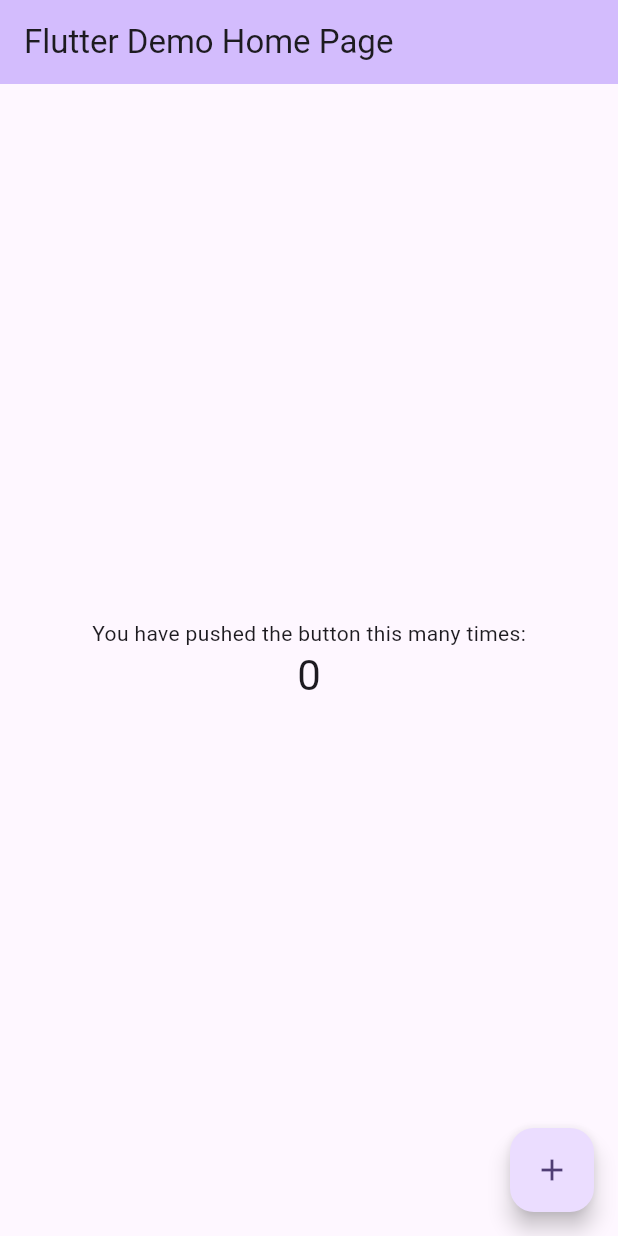
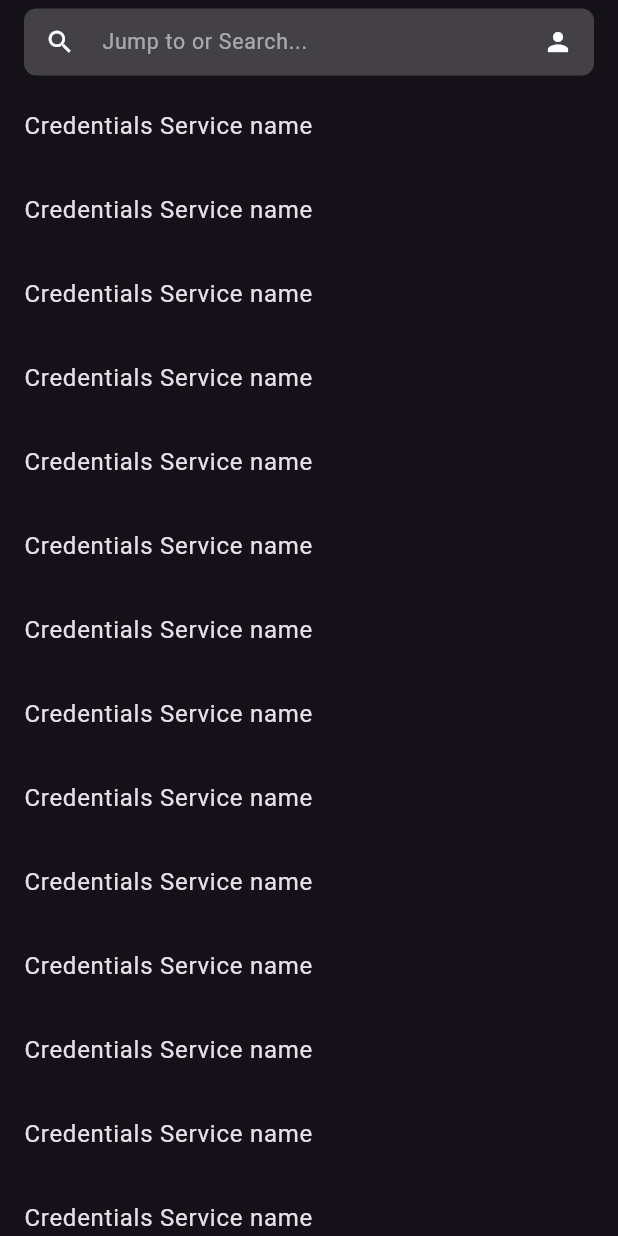
Before and after one commit to deadlium/auth_print, a Flutter app: the screen it shows after launch, on a phone screen of 412 x 824 dp. Run offline on Flutter 3.47's test engine with Material 3 defaults, Android fonts, the phone set to English and light mode, and no system bars; our stand-ins replace flutter_screenutil, get, get_storage.

Commit message:
chore(init): scaffold Flutter project with Android/iOS configs and metadata
- Set up base Flutter project structure with , , and analysis options
- Added Android and iOS directories with Gradle, Kotlin, and Xcode configuration files
- Configured Dart analyzer and Flutter linter rules
- Included initial iOS AppDelegate and asset placeholders

```diff
--- a/lib/main.dart
+++ b/lib/main.dart
@@ -1,122 +1,6 @@
+import 'package:auth_print/src/app.dart';
 import 'package:flutter/material.dart';
 
 void main() {
-  runApp(const MyApp());
+  runApp(const AuthPrintApp());
 }
-
-class MyApp extends StatelessWidget {
-  const MyApp({super.key});
-
-  // This widget is the root of your application.
-  @override
-  Widget build(BuildContext context) {
-    return MaterialApp(
-      title: 'Flutter Demo',
-      theme: ThemeData(
-        // This is the theme of your application.
-        //
-        // TRY THIS: Try running your application with "flutter run". You'll see
-        // the application has a purple toolbar. Then, without quitting the app,
-        // try changing the seedColor in the colorScheme below to Colors.green
-        // and then invoke "hot reload" (save your changes or press the "hot
-        // reload" button in a Flutter-supported IDE, or press "r" if you used
-        // the command line to start the app).
-        //
-        // Notice that the counter didn't reset back to zero; the application
-        // state is not lost during the reload. To reset the state, use hot
-        // restart instead.
-        //
-        // This works for code too, not just values: Most code changes can be
-        // tested with just a hot reload.
-        colorScheme: ColorScheme.fromSeed(seedColor: Colors.deepPurple),
-      ),
-      home: const MyHomePage(title: 'Flutter Demo Home Page'),
-    );
-  }
-}
-
-class MyHomePage extends StatefulWidget {
-  const MyHomePage({super.key, required this.title});
-
-  // This widget is the home page of your application. It is stateful, meaning
-  // that it has a State object (defined below) that contains fields that affect
-  // how it looks.
-
-  // This class is the configuration for the state. It holds the values (in this
-  // case the title) provided by the parent (in this case the App widget) and
-  // used by the build method of the State. Fields in a Widget subclass are
-  // always marked "final".
-
-  final String title;
-
-  @override
-  State<MyHomePage> createState() => _MyHomePageState();
-}
-
-class _MyHomePageState extends State<MyHomePage> {
-  int _counter = 0;
-
-  void _incrementCounter() {
-    setState(() {
-      // This call to setState tells the Flutter framework that something has
-      // changed in this State, which causes it to rerun the build method below
-      // so that the display can reflect the updated values. If we changed
-      // _counter without calling setState(), then the build method would not be
-      // called again, and so nothing would appear to happen.
-      _counter++;
-    });
-  }
-
-  @override
-  Widget build(BuildContext context) {
-    // This method is rerun every time setState is called, for instance as done
-    // by the _incrementCounter method above.
-    //
-    // The Flutter framework has been optimized to make rerunning build methods
-    // fast, so that you can just rebuild anything that needs updating rather
-    // than having to individually change instances of widgets.
-    return Scaffold(
-      appBar: AppBar(
-        // TRY THIS: Try changing the color here to a specific color (to
-        // Colors.amber, perhaps?) and trigger a hot reload to see the AppBar
-        // change color while the other colors stay the same.
-        backgroundColor: Theme.of(context).colorScheme.inversePrimary,
-        // Here we take the value from the MyHomePage object that was created by
-        // the App.build method, and use it to set our appbar title.
-        title: Text(widget.title),
-      ),
-      body: Center(
-        // Center is a layout widget. It takes a single child and positions it
-        // in the middle of the parent.
-        child: Column(
-          // Column is also a layout widget. It takes a list of children and
-          // arranges them vertically. By default, it sizes itself to fit its
-          // children horizontally, and tries to be as tall as its parent.
-          //
-          // Column has various properties to control how it sizes itself and
-          // how it positions its children. Here we use mainAxisAlignment to
-          // center the children vertically; the main axis here is the vertical
-          // axis because Columns are vertical (the cross axis would be
-          // horizontal).
-          //
-          // TRY THIS: Invoke "debug painting" (choose the "Toggle Debug Paint"
-          // action in the IDE, or press "p" in the console), to see the
-          // wireframe for each widget.
-          mainAxisAlignment: MainAxisAlignment.center,
-          children: <Widget>[
-            const Text('You have pushed the button this many times:'),
-            Text(
-              '$_counter',
-              style: Theme.of(context).textTheme.headlineMedium,
-            ),
-          ],
-        ),
-      ),
-      floatingActionButton: FloatingActionButton(
-        onPressed: _incrementCounter,
-        tooltip: 'Increment',
-        child: const Icon(Icons.add),
-      ), // This trailing comma makes auto-formatting nicer for build methods.
-    );
-  }
-}
--- /dev/null
+++ b/lib/src/app.dart
@@ -0,0 +1,26 @@
+import 'package:auth_print/src/core/routes/app_pages.dart';
+import 'package:flutter/material.dart';
+import 'package:flutter_screenutil/flutter_screenutil.dart';
+import 'package:get/get.dart';
+
+class AuthPrintApp extends StatelessWidget {
+  const AuthPrintApp({super.key});
+
+  @override
+  Widget build(BuildContext context) {
+    return ScreenUtilInit(
+      designSize: const Size(375, 812),
+      minTextAdapt: true,
+      splitScreenMode: true,
+        builder: (_, __) {
+        return GetMaterialApp(
+          debugShowCheckedModeBanner: false,
+          themeMode: ThemeMode.dark,
+          theme: ThemeData.dark(),
+          initialRoute: AppPages.initial,
+          getPages: AppPages.routes,
+        );
+      }
+    );
+  }
+}
--- /dev/null
+++ b/lib/src/core/routes/app_pages.dart
@@ -0,0 +1,18 @@
+import 'package:auth_print/src/pages/main/view.dart';
+import 'package:auth_print/src/pages/splash/view.dart';
+import 'package:get/get.dart';
+
+part 'app_routes.dart'; // include the part here
+
+
+class AppPages {
+  AppPages._();
+
+  static const initial = Routes.splash;
+
+  static final routes = [
+    GetPage(name: _Paths.splash, page: () => SplashView()),
+    GetPage(name: _Paths.home, page: () => HomeView()),
+
+  ];
+}
--- /dev/null
+++ b/lib/src/core/routes/app_routes.dart
@@ -0,0 +1,15 @@
+part of 'app_pages.dart'; // required to make this a part of the main file
+
+abstract class Routes {
+  Routes._();
+
+  static const splash = _Paths.splash;
+  static const home = _Paths.home;
+
+}
+
+abstract class _Paths {
+  static const splash = '/splash';
+  static const home = '/home';
+
+}
--- /dev/null
+++ b/lib/src/pages/main/view.dart
@@ -0,0 +1,62 @@
+import 'package:flutter/material.dart';
+import 'package:flutter_screenutil/flutter_screenutil.dart';
+
+class HomeView extends StatefulWidget {
+  const HomeView({super.key});
+
+  @override
+  State<HomeView> createState() => _HomeViewState();
+}
+
+class _HomeViewState extends State<HomeView> {
+  @override
+  Widget build(BuildContext context) {
+    return Scaffold(
+      appBar: AppBar(
+        leadingWidth: 0,
+        title: Container(
+          height: 44.h,
+          decoration: BoxDecoration(
+            color: Color.fromRGBO(255, 255, 255, 0.2),
+            borderRadius: BorderRadius.circular(8.r),
+          ),
+          child: TextFormField(
+            onTap: () {},
+            enabled: false,
+            textAlignVertical: TextAlignVertical.center,
+            style: TextStyle(fontSize: 10.sp),
+            decoration: InputDecoration(
+              isDense: true,
+              hintText: "Jump to or Search...",
+              hintStyle: TextStyle(
+                fontSize: 14.sp,
+                height: 2.h,
+                color: Colors.white54,
+              ),
+              prefixIcon: Padding(
+                padding: EdgeInsets.all(6),
+                child: Icon(Icons.search, color: Colors.white, size: 20),
+              ),
+              suffixIcon: Padding(
+                padding: EdgeInsets.all(6),
+                child: Icon(Icons.person, color: Colors.white, size: 20),
+              ),
+              border: InputBorder.none,
+            ),
+          ),
+        ),
+      ),
+      body: SingleChildScrollView(
+        physics: BouncingScrollPhysics(),
+        child: ListView.builder(
+          shrinkWrap: true,
+          physics: NeverScrollableScrollPhysics(),
+          itemCount: 20,
+          itemBuilder: (context, index) {
+            return ListTile(title: Text("Credentials Service name"));
+          },
+        ),
+      ),
+    );
+  }
+}
```
Also changed, not shown: lib/src/pages/splash/view.dart (added, +65 -0 lines), pubspec.yaml (+9 -0 lines), assets/icons/logo_icon.png (added), pubspec.lock, 2 other files.
